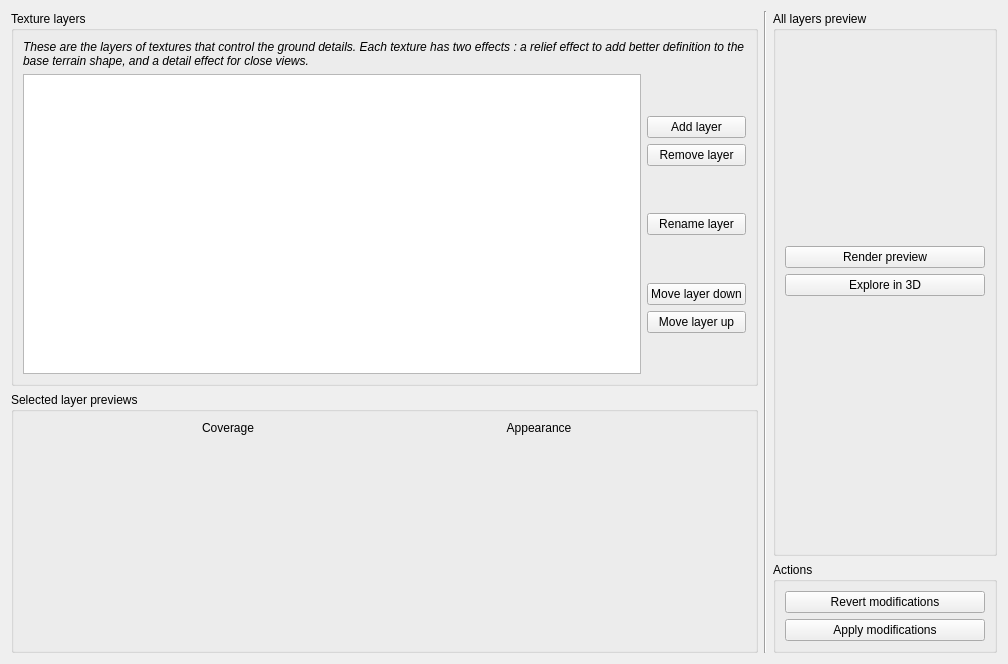
This is src/editing/textures/maintexturesform.ui in thunderk/paysages3d as Qt 5 draws it before an edit. The edited form follows.
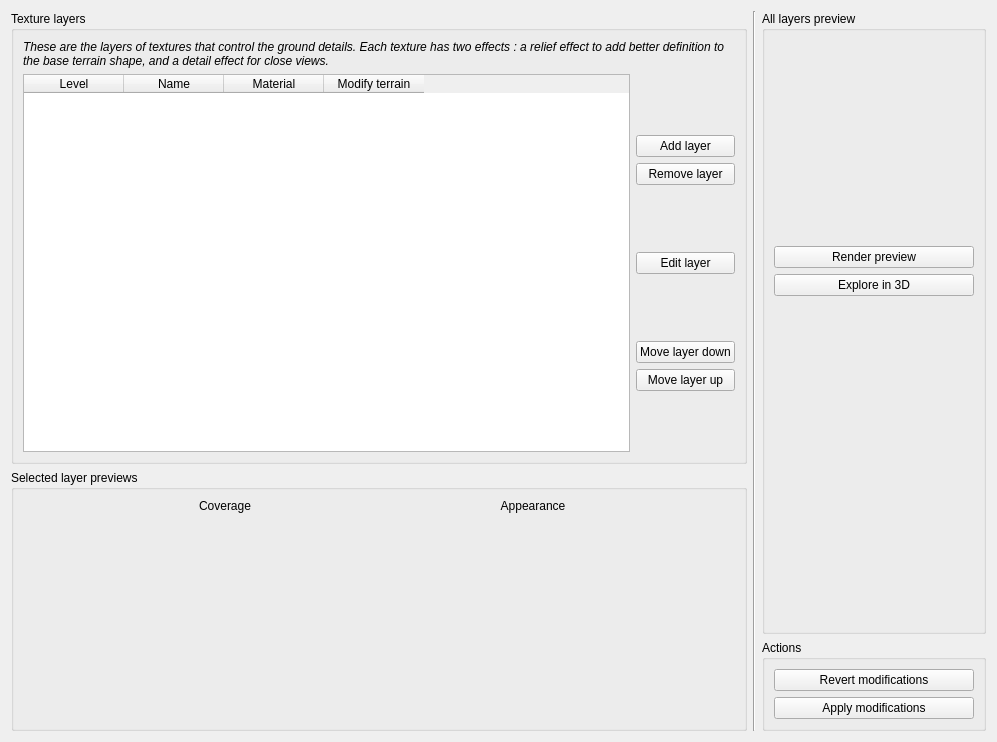
This is the edited form. Icons and pictures are not drawn. Custom widgets are drawn as their Qt base class.

The edit to the form file:
```diff
--- a/src/editing/textures/maintexturesform.ui
+++ b/src/editing/textures/maintexturesform.ui
@@ -6,8 +6,8 @@
    <rect>
     <x>0</x>
     <y>0</y>
-    <width>1008</width>
-    <height>664</height>
+    <width>997</width>
+    <height>742</height>
    </rect>
   </property>
   <property name="windowTitle">
@@ -46,7 +46,43 @@
         <item>
          <layout class="QHBoxLayout" name="horizontalLayout_2">
           <item>
-           <widget class="QTableView" name="tableView"/>
+           <widget class="QTableWidget" name="layersGrid">
+            <property name="editTriggers">
+             <set>QAbstractItemView::NoEditTriggers</set>
+            </property>
+            <property name="selectionMode">
+             <enum>QAbstractItemView::SingleSelection</enum>
+            </property>
+            <property name="selectionBehavior">
+             <enum>QAbstractItemView::SelectRows</enum>
+            </property>
+            <attribute name="horizontalHeaderHighlightSections">
+             <bool>false</bool>
+            </attribute>
+            <attribute name="verticalHeaderVisible">
+             <bool>false</bool>
+            </attribute>
+            <column>
+             <property name="text">
+              <string>Level</string>
+             </property>
+            </column>
+            <column>
+             <property name="text">
+              <string>Name</string>
+             </property>
+            </column>
+            <column>
+             <property name="text">
+              <string>Material</string>
+             </property>
+            </column>
+            <column>
+             <property name="text">
+              <string>Modify terrain</string>
+             </property>
+            </column>
+           </widget>
           </item>
           <item>
            <layout class="QVBoxLayout" name="verticalLayout_3">
@@ -72,6 +108,15 @@
                <iconset resource="../../../data/ui_pictures.qrc">
                 <normaloff>:/buttons/logo/images/layer_add.png</normaloff>:/buttons/logo/images/layer_add.png</iconset>
               </property>
+              <property name="iconSize">
+               <size>
+                <width>32</width>
+                <height>32</height>
+               </size>
+              </property>
+              <property name="flat">
+               <bool>false</bool>
+              </property>
              </widget>
             </item>
             <item>
@@ -83,6 +128,12 @@
                <iconset resource="../../../data/ui_pictures.qrc">
                 <normaloff>:/buttons/logo/images/layer_del.png</normaloff>:/buttons/logo/images/layer_del.png</iconset>
               </property>
+              <property name="iconSize">
+               <size>
+                <width>32</width>
+                <height>32</height>
+               </size>
+              </property>
              </widget>
             </item>
             <item>
@@ -90,6 +141,9 @@
               <property name="orientation">
                <enum>Qt::Vertical</enum>
               </property>
+              <property name="sizeType">
+               <enum>QSizePolicy::MinimumExpanding</enum>
+              </property>
               <property name="sizeHint" stdset="0">
                <size>
                 <width>20</width>
@@ -101,12 +155,18 @@
             <item>
              <widget class="QPushButton" name="pushButton_3">
               <property name="text">
-               <string>Rename layer</string>
+               <string>Edit layer</string>
               </property>
               <property name="icon">
                <iconset resource="../../../data/ui_pictures.qrc">
                 <normaloff>:/buttons/logo/images/layer_rename.png</normaloff>:/buttons/logo/images/layer_rename.png</iconset>
               </property>
+              <property name="iconSize">
+               <size>
+                <width>32</width>
+                <height>32</height>
+               </size>
+              </property>
              </widget>
             </item>
             <item>
@@ -114,6 +174,9 @@
               <property name="orientation">
                <enum>Qt::Vertical</enum>
               </property>
+              <property name="sizeType">
+               <enum>QSizePolicy::MinimumExpanding</enum>
+              </property>
               <property name="sizeHint" stdset="0">
                <size>
                 <width>20</width>
@@ -131,6 +194,12 @@
                <iconset resource="../../../data/ui_pictures.qrc">
                 <normaloff>:/buttons/logo/images/layer_down.png</normaloff>:/buttons/logo/images/layer_down.png</iconset>
               </property>
+              <property name="iconSize">
+               <size>
+                <width>32</width>
+                <height>32</height>
+               </size>
+              </property>
              </widget>
             </item>
             <item>
@@ -142,6 +211,12 @@
                <iconset resource="../../../data/ui_pictures.qrc">
                 <normaloff>:/buttons/logo/images/layer_up.png</normaloff>:/buttons/logo/images/layer_up.png</iconset>
               </property>
+              <property name="iconSize">
+               <size>
+                <width>32</width>
+                <height>32</height>
+               </size>
+              </property>
              </widget>
             </item>
             <item>
```
Left out of the diff: 16 changed lines with no effect on the pictures.
